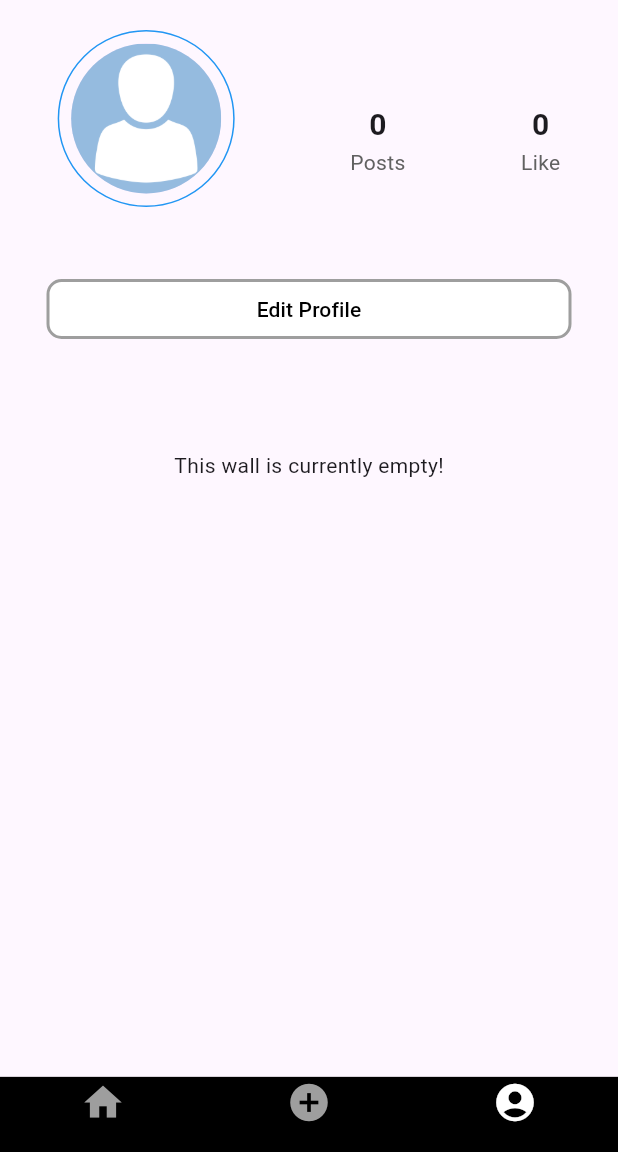
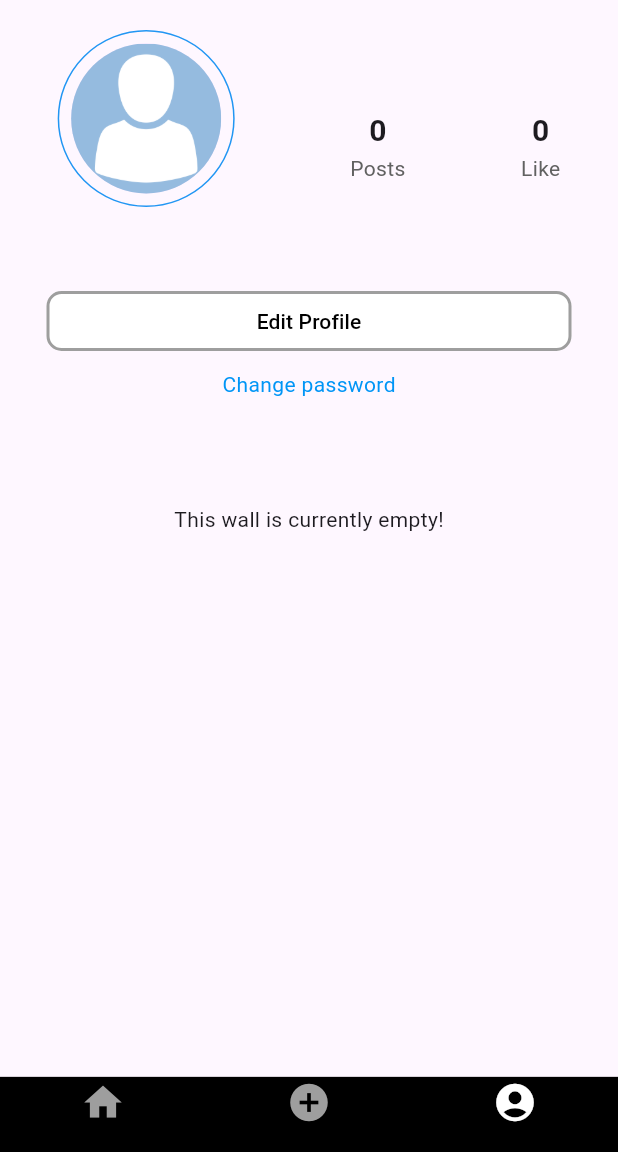
Before and after one commit to code-plet/socialnetworkapp, a Flutter app: the screen it shows once a user with an empty profile is signed in, swiped to page 3, on a phone screen of 412 x 824 dp, the part 84-1236 px from its top. Run offline on Flutter 3.47's test engine with Material 3 defaults, Android fonts, the phone set to English and light mode, and no system bars; our stand-ins replace cloud_firestore, firebase_auth, firebase_core, firebase_storage, google_fonts, image_picker and 1 more; accounts and stored records are empty; network calls fail.

Commit message:
change password

```diff
--- a/lib/screens/home/personal_profile.dart
+++ b/lib/screens/home/personal_profile.dart
@@ -2,7 +2,9 @@ import 'package:cloud_firestore/cloud_firestore.dart';
 import 'package:flutter/material.dart';
 import 'package:provider/provider.dart';
 import 'package:socialnetworkapp/models/local_user.dart';
+import 'package:socialnetworkapp/screens/settings/change_password.dart';
 import 'package:socialnetworkapp/screens/settings/profile_settings.dart';
+import 'package:socialnetworkapp/utils/colors.dart';
 import 'package:socialnetworkapp/utils/snackbar.dart';
 
 import '../../widget/post_card.dart';
@@ -50,6 +52,7 @@ class _PersonalProfileState extends State<PersonalProfile> {
     final currentLoginUser = Provider.of<LocalUser?>(context);
 
     String displayName = user?.displayName ?? "";
+    String phoneNumber = user?.phoneNumber ?? "";
     String photoUrl = user?.photoURL ?? "";
     final postSnapshot = FirebaseFirestore.instance
         .collection('posts')
@@ -85,7 +88,12 @@ class _PersonalProfileState extends State<PersonalProfile> {
                 const SizedBox(
                   height: 8,
                 ),
-                Text(displayName)
+                Text(displayName),
+                phoneNumber.isNotEmpty
+                    ? Text("Tel: $phoneNumber")
+                    : const SizedBox(
+                        height: 8,
+                      ),
               ],
             ),
             StreamBuilder(
@@ -148,7 +156,9 @@ class _PersonalProfileState extends State<PersonalProfile> {
             height: 15,
           ),
           currentLoginUser?.uid == user?.uid
-              ? OutlinedButton(
+              ? Column(
+                  children: [
+                    OutlinedButton(
                       onPressed: () {
                         Navigator.push(
                             context,
@@ -165,6 +175,27 @@ class _PersonalProfileState extends State<PersonalProfile> {
                           side: const BorderSide(width: 2, color: Colors.grey),
                           fixedSize: const Size(350, 35)),
                       child: const Text("Edit Profile"),
+                    ),
+                    const SizedBox(
+                      height: 8,
+                      width: 0,
+                    ),
+                    GestureDetector(
+                        onTap: () => {
+                              Navigator.push(
+                                  context,
+                                  MaterialPageRoute(
+                                      builder: (context) =>
+                                          const ChangePassword()))
+                            },
+                        child: const MouseRegion(
+                          cursor: SystemMouseCursors.click,
+                          child: Text(
+                            "Change password",
+                            style: TextStyle(color: blueColor),
+                          ),
+                        )),
+                  ],
                 )
               : const SizedBox(
                   height: 0,
@@ -194,7 +225,7 @@ class _PersonalProfileState extends State<PersonalProfile> {
                 ]);
               }
               return ListView.builder(
-                  physics: NeverScrollableScrollPhysics(),
+                  physics: const NeverScrollableScrollPhysics(),
                   shrinkWrap: true,
                   itemCount: snapshot.data!.docs.length,
                   itemBuilder: (ctx, index) {
--- a/lib/screens/settings/profile_settings.dart
+++ b/lib/screens/settings/profile_settings.dart
@@ -31,11 +31,12 @@ class _ProfileSettingsState extends State<ProfileSettings> {
 
       setState(() {
         user = LocalUser.fromSnap(currentUser);
-        phone = data?["phoneNumber"];
-        displayName = data?["displayName"];
+        phone = data?["phoneNumber"] ?? "";
+        displayName = data?["displayName"] ?? "";
         formKey = GlobalKey<FormState>();
       });
     } catch (e) {
+      print(e.toString());
       if (context.mounted) {
         showSnackBar(
           context,
```
Also changed, not shown: lib/screens/settings/change_password.dart (added, +173 -0 lines), lib/services/auth.dart (+22 -7 lines). Lines whose indentation alone changed are shown as unchanged.
